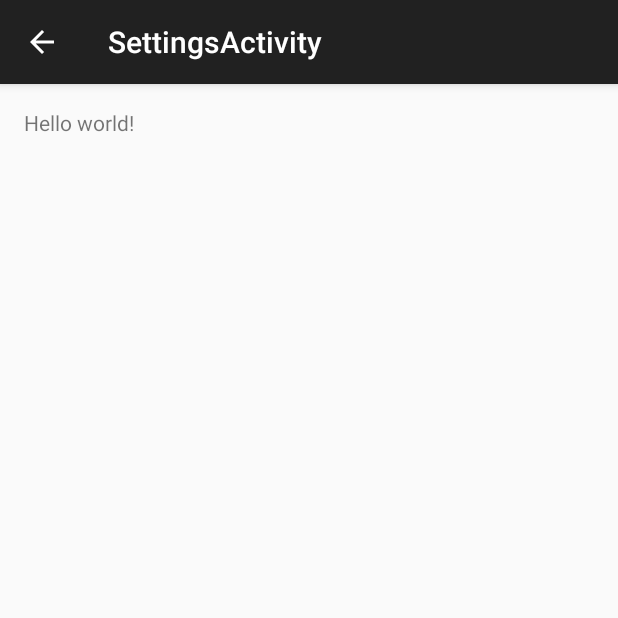
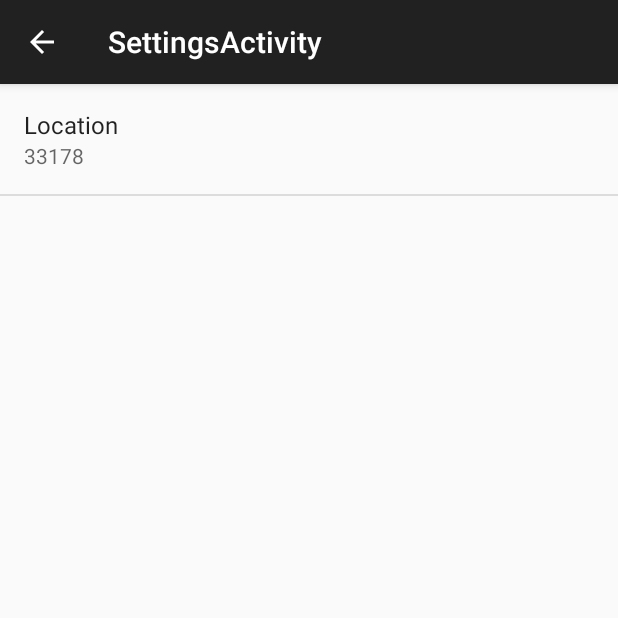
Before and after one commit to jorgep19/sunshine, an Android app: the screen it shows after launch (SettingsActivity), in the options menu, after a tap on "Settings", on a phone screen of 412 x 824 dp, the top half of it. Run offline under Robolectric (Android 15) with nearby library versions, the phone set to English and light mode, and no system bars.

Commit message:
setup basic setting activies using prefrences xml

```diff
--- a/app/src/main/java/com/jpdevs/sunshine/SettingsActivityFragment.java
+++ b/app/src/main/java/com/jpdevs/sunshine/SettingsActivityFragment.java
@@ -5,14 +5,6 @@ import android.preference.Preference;
 import android.preference.PreferenceFragment;
 import android.os.Bundle;
 import android.preference.PreferenceManager;
-import android.support.annotation.NonNull;
-import android.view.LayoutInflater;
-import android.view.View;
-import android.view.ViewGroup;
-
-/**
- * A placeholder fragment containing a simple view.
- */
 public class SettingsActivityFragment extends PreferenceFragment
         implements Preference.OnPreferenceChangeListener {
 
@@ -20,9 +12,11 @@ public class SettingsActivityFragment extends PreferenceFragment
     }
 
     @Override
-    public View onCreateView(@NonNull LayoutInflater inflater, ViewGroup container,
-                             Bundle savedInstanceState) {
-        return inflater.inflate(R.layout.fragment_settings, container, false);
+    public void onCreate(Bundle savedInstanceState) {
+        super.onCreate(savedInstanceState);
+
+        addPreferencesFromResource(R.xml.pref_general);
+        bindPreferenceSummaryToValue(findPreference(getString(R.string.pref_location_key)));
     }
 
     @Override
--- a/app/src/main/res/values/strings.xml
+++ b/app/src/main/res/values/strings.xml
@@ -5,6 +5,11 @@
 
     <string name="refresh" translatable="false">Refresh</string>
     <string name="action_settings">Settings</string>
-        <string name="title_activity_detail">DetailActivity</string>
-        <string name="title_activity_settings">SettingsActivity</string>
+    <string name="title_activity_detail">DetailActivity</string>
+    <string name="title_activity_settings">SettingsActivity</string>
+
+    <!-- Preferences strings -->
+    <string name="location">Location</string>
+    <string name="pref_location_key" translatable="false">location_pref</string>
+    <string name="location_pref_default_value" translatable="false">33178</string>
 </resources>
--- /dev/null
+++ b/app/src/main/res/xml/pref_general.xml
@@ -0,0 +1,14 @@
+<?xml version="1.0" encoding="utf-8"?>
+<PreferenceScreen
+    xmlns:android="http://schemas.android.com/apk/res/android"
+    android:layout_width="match_parent"
+    android:layout_height="match_parent" >
+
+    <EditTextPreference
+        android:title="@string/location"
+        android:key="@string/pref_location_key"
+        android:defaultValue="@string/location_pref_default_value"
+        android:inputType="text"
+        android:singleLine="true" />
+
+</PreferenceScreen>
```
